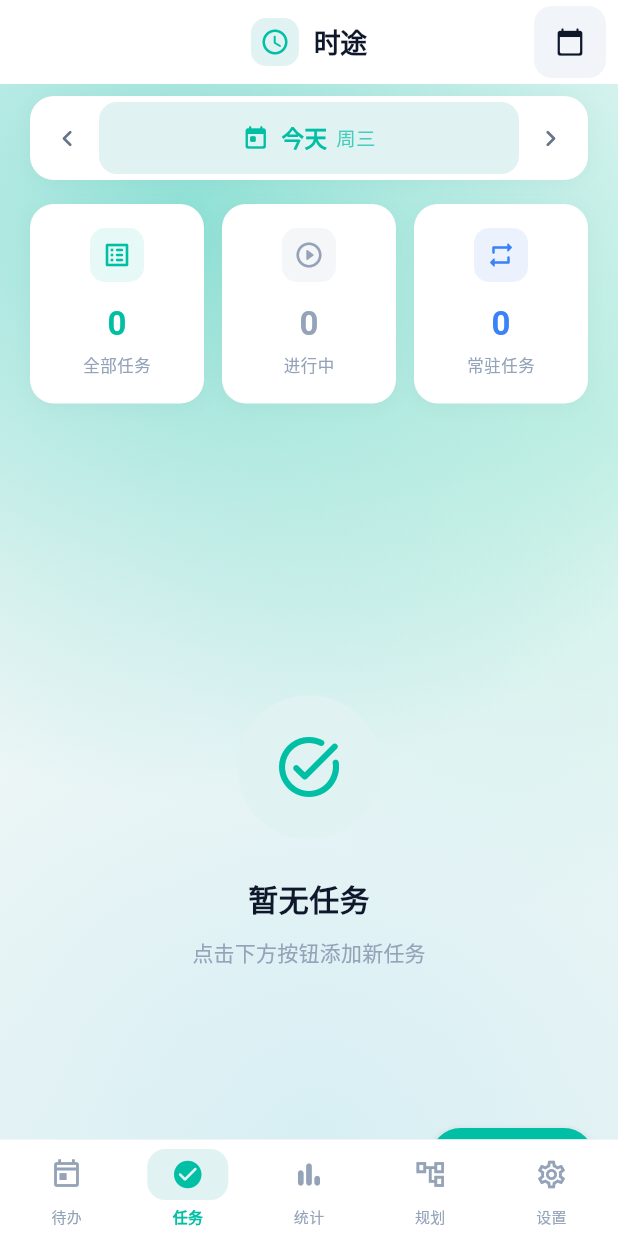
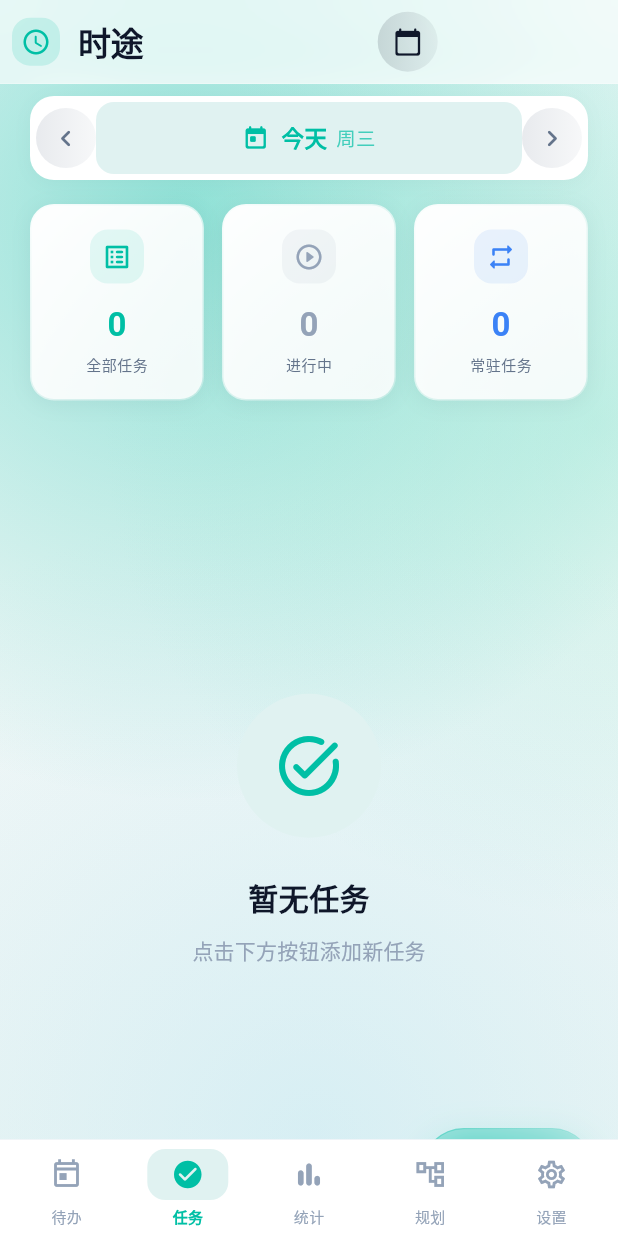
Before and after one commit to yanxu5656/TimeWayPro, a Flutter app: the screen it shows after launch, item 2 of the bottom bar chosen, on a phone screen of 412 x 824 dp. Run offline on Flutter 3.47's test engine with Material 3 defaults, Android fonts, the phone set to English and light mode, and no system bars; our stand-ins replace file_picker, fl_chart, flutter_local_notifications, shared_preferences; missing offline and left inert: webdav_client.

Commit message:
feat(ui): Phase 4.4 迁移任务页与任务卡片
task_card（15 处重复卡片里最复杂的一处，GlassCard 全部参数在此验证）：
- 外层 AnimatedContainer → GlassCard(radius: xl, animate: true,
  edgeWidth: isRunning?2:1, tint: isRunning?success:null)，
  删掉手写的 border/boxShadow 双分支与 Material/InkWell/Padding 三层包裹
- 包 RepaintBoundary：TaskProvider 每秒 tick 会重建整个列表
- 开始/停止圆钮 → GlassIconButton；完成圆钮 → 包 PressableScale
- 计时条的 LinearGradient → AppGradients.softFill（原 3 处同构渐变的其中一处）
- 长按菜单 → showGlassSheet，删掉手写底板与把手

task_screen：
- Scaffold+AppBar → GlassScaffold（保留 Text('时途') 不变量，现有测试依赖它）
- 日历按钮与日期箭头 → GlassIconButton
- 3 张统计小卡 → GlassCard，值改为 int + CountUpText 做数字滚动
- FAB → GlassFab
- 列表加 StaggerScope 错峰入场
- 清掉 3 处 SnackBar 的 behavior/margin、6 处 shape、3 处 dialog shape
  （改由 snackBarTheme / dialogTheme 提供）

守门：flutter analyze 0 error 0 warning；flutter test 70 passed。

```diff
--- a/lib/features/task/presentation/screens/task_screen.dart
+++ b/lib/features/task/presentation/screens/task_screen.dart
@@ -1,7 +1,7 @@
 import 'package:flutter/material.dart';
 import 'package:provider/provider.dart';
 import 'package:intl/intl.dart';
-import '../../../../core/theme/app_theme.dart';
+import '../../../../core/ui/glass.dart';
 import '../../data/models/task.dart';
 import '../../providers/task_provider.dart';
 import '../widgets/task_card.dart';
@@ -46,46 +46,19 @@ class _TaskScreenState extends State<TaskScreen> {
 
   @override
   Widget build(BuildContext context) {
-    return Scaffold(
-      // 透明：让 MainScreen 的极光层透出来
-      backgroundColor: Colors.transparent,
-      appBar: AppBar(
-        title: Row(
-          mainAxisSize: MainAxisSize.min,
-          children: [
-            Container(
-              padding: const EdgeInsets.all(6),
-              decoration: BoxDecoration(
-                color: AppColors.primarySubtle,
-                borderRadius: BorderRadius.circular(10),
-              ),
-              child: const Icon(
-                Icons.access_time_rounded,
-                color: AppColors.primary,
-                size: 20,
-              ),
-            ),
-            const SizedBox(width: 10),
-            const Text('时途'),
-          ],
-        ),
+    return GlassScaffold(
+      title: '时途',
+      titleIcon: Icons.access_time_rounded,
       actions: [
-          Container(
-            margin: const EdgeInsets.only(right: 8),
-            decoration: BoxDecoration(
-              color: AppColors.surfaceVariant,
-              borderRadius: BorderRadius.circular(12),
-            ),
-            child: IconButton(
-              icon: const Icon(Icons.calendar_today_rounded, size: 20),
-              onPressed: _selectDate,
-              style: IconButton.styleFrom(
-                padding: const EdgeInsets.all(10),
-              ),
-            ),
+        GlassIconButton(
+          icon: Icons.calendar_today_rounded,
+          onTap: _selectDate,
+          color: AppColors.textPrimary,
+          size: 40,
+          iconSize: 20,
+          tooltip: '选择日期',
         ),
       ],
-      ),
       body: Consumer<TaskProvider>(
         builder: (context, provider, child) {
           if (provider.isLoading) {
@@ -111,13 +84,10 @@ class _TaskScreenState extends State<TaskScreen> {
           );
         },
       ),
-      floatingActionButton: FloatingActionButton.extended(
+      floatingActionButton: GlassFab(
         heroTag: 'task_fab',
+        label: '新任务',
         onPressed: _addTask,
-        icon: const Icon(Icons.add_rounded, size: 22),
-        label: const Text('新任务'),
-        elevation: 4,
-        highlightElevation: 8,
       ),
     );
   }
@@ -151,7 +121,9 @@ class _TaskScreenState extends State<TaskScreen> {
                   icon: Icons.chevron_left_rounded,
                   onTap: () {
                     setState(() {
-                      _selectedDate = _selectedDate.subtract(const Duration(days: 1));
+                      _selectedDate = _selectedDate.subtract(
+                        const Duration(days: 1),
+                      );
                     });
                   },
                 ),
@@ -204,7 +176,9 @@ class _TaskScreenState extends State<TaskScreen> {
                   icon: Icons.chevron_right_rounded,
                   onTap: () {
                     setState(() {
-                      _selectedDate = _selectedDate.add(const Duration(days: 1));
+                      _selectedDate = _selectedDate.add(
+                        const Duration(days: 1),
+                      );
                     });
                   },
                 ),
@@ -218,21 +192,21 @@ class _TaskScreenState extends State<TaskScreen> {
             children: [
               _buildStatCard(
                 '全部任务',
-                '$totalTasks',
+                totalTasks,
                 Icons.list_alt_rounded,
                 AppColors.primary,
               ),
               const SizedBox(width: 12),
               _buildStatCard(
                 '进行中',
-                '$runningTasks',
+                runningTasks,
                 Icons.play_circle_outline_rounded,
                 runningTasks > 0 ? AppColors.success : AppColors.textHint,
               ),
               const SizedBox(width: 12),
               _buildStatCard(
                 '常驻任务',
-                '$repeatableTasks',
+                repeatableTasks,
                 Icons.repeat_rounded,
                 AppColors.info,
               ),
@@ -247,62 +221,45 @@ class _TaskScreenState extends State<TaskScreen> {
     required IconData icon,
     required VoidCallback onTap,
   }) {
-    return GestureDetector(
+    return GlassIconButton(
+      icon: icon,
       onTap: onTap,
-      child: Container(
-        padding: const EdgeInsets.all(10),
-        child: Icon(
-          icon,
-          size: 22,
       color: AppColors.textSecondary,
-        ),
-      ),
+      size: 40,
+      iconSize: 22,
     );
   }
 
-  Widget _buildStatCard(String label, String value, IconData icon, Color color) {
+  Widget _buildStatCard(String label, int value, IconData icon, Color color) {
     return Expanded(
-      child: Container(
-        padding: const EdgeInsets.symmetric(vertical: 16, horizontal: 12),
-        decoration: BoxDecoration(
-          color: AppColors.surface,
-          borderRadius: BorderRadius.circular(16),
-          boxShadow: [
-            BoxShadow(
-              color: AppColors.shadow,
-              blurRadius: 10,
-              offset: const Offset(0, 2),
-            ),
-          ],
+      child: GlassCard(
+        padding: const EdgeInsets.symmetric(
+          vertical: AppSpacing.md,
+          horizontal: AppSpacing.sm,
         ),
         child: Column(
           children: [
             Container(
-              padding: const EdgeInsets.all(8),
+              padding: const EdgeInsets.all(AppSpacing.xs),
               decoration: BoxDecoration(
                 color: color.withValues(alpha: 0.1),
-                borderRadius: BorderRadius.circular(10),
+                borderRadius: BorderRadius.circular(AppRadius.md),
               ),
               child: Icon(icon, color: color, size: 20),
             ),
             const SizedBox(height: 10),
-            Text(
-              value,
-              style: TextStyle(
-                fontSize: 22,
-                fontWeight: FontWeight.w700,
-                color: color,
-                letterSpacing: -0.5,
-              ),
+            CountUpText(
+              value: value,
+              format: (v) => '$v',
+              duration: const Duration(milliseconds: 450),
+              style: AppText.numLg.copyWith(color: color),
             ),
             const SizedBox(height: 2),
             Text(
               label,
-              style: const TextStyle(
-                fontSize: 11,
-                color: AppColors.textHint,
+              style: AppText.labelSm.copyWith(
+                color: AppColors.textSecondary,
                 fontWeight: FontWeight.w500,
-                letterSpacing: 0.3,
               ),
             ),
           ],
@@ -341,10 +298,7 @@ class _TaskScreenState extends State<TaskScreen> {
           const SizedBox(height: 8),
           Text(
             '点击下方按钮添加新任务',
-            style: TextStyle(
-              fontSize: 14,
-              color: AppColors.textHint,
-            ),
+            style: TextStyle(fontSize: 14, color: AppColors.textHint),
           ),
         ],
       ),
@@ -358,19 +312,40 @@ class _TaskScreenState extends State<TaskScreen> {
     // 获取所有任务（包括可能在计时中的任务）
     final allTasks = provider.tasks;
 
-    return ListView(
+    // 错峰入场。StaggeredEntrance 在 maxItems(8) 之后直接返回 child，
+    // 所以 eager 的 ListView(children:) 不会产生多余的动画对象——
+    // builder 化只是滚动性能优化，与本轮动效无关。
+    var slot = 0;
+    Widget staged(Widget child) =>
+        StaggeredEntrance(index: slot++, child: child);
+
+    return StaggerScope(
+      // 任务页是 MainScreen 里的第 1 个 Tab
+      slotIndex: 1,
+      child: ListView(
         padding: const EdgeInsets.fromLTRB(
-          AppSpacing.screenH, 0, AppSpacing.screenH, AppSpacing.navInset),
+          AppSpacing.screenH,
+          0,
+          AppSpacing.screenH,
+          AppSpacing.navInset,
+        ),
         children: [
           // 进行中的任务
           if (provider.activeTimers.isNotEmpty) ...[
-          _buildSectionTitle('进行中', provider.activeTimers.length, AppColors.success),
+            staged(
+              _buildSectionTitle(
+                '进行中',
+                provider.activeTimers.length,
+                AppColors.success,
+              ),
+            ),
             ...provider.activeTimers.keys.map((taskId) {
               // 从所有任务中查找，而不是只从活跃任务中查找
               final task = allTasks.where((t) => t.id == taskId).firstOrNull;
               if (task == null) return const SizedBox.shrink();
 
-            return TaskCard(
+              return staged(
+                TaskCard(
                   task: task,
                   isRunning: true,
                   elapsedSeconds: provider.getTaskElapsedSeconds(taskId),
@@ -380,6 +355,7 @@ class _TaskScreenState extends State<TaskScreen> {
                   onDelete: () => _deleteTask(task),
                   onStart: () => _stopTask(task),
                   onStop: () => _stopTask(task),
+                ),
               );
             }),
             const SizedBox(height: 20),
@@ -387,10 +363,17 @@ class _TaskScreenState extends State<TaskScreen> {
 
           // 常驻任务
           if (repeatableTasks.isNotEmpty) ...[
-          _buildSectionTitle('常驻任务', repeatableTasks.length, AppColors.info),
+            staged(
+              _buildSectionTitle(
+                '常驻任务',
+                repeatableTasks.length,
+                AppColors.info,
+              ),
+            ),
             ...repeatableTasks.map((task) {
               final isRunning = provider.isTaskRunning(task.id);
-            return TaskCard(
+              return staged(
+                TaskCard(
                   task: task,
                   isRunning: isRunning,
                   elapsedSeconds: provider.getTaskElapsedSeconds(task.id),
@@ -400,6 +383,7 @@ class _TaskScreenState extends State<TaskScreen> {
                   onDelete: () => _deleteTask(task),
                   onStart: () => _startTask(task),
                   onStop: () => _stopTask(task),
+                ),
               );
             }),
             const SizedBox(height: 20),
@@ -407,10 +391,17 @@ class _TaskScreenState extends State<TaskScreen> {
 
           // 待完成任务
           if (oneTimeTasks.isNotEmpty) ...[
-          _buildSectionTitle('待完成任务', oneTimeTasks.length, AppColors.warning),
+            staged(
+              _buildSectionTitle(
+                '待完成任务',
+                oneTimeTasks.length,
+                AppColors.warning,
+              ),
+            ),
             ...oneTimeTasks.map((task) {
               final isRunning = provider.isTaskRunning(task.id);
-            return TaskCard(
+              return staged(
+                TaskCard(
                   task: task,
                   isRunning: isRunning,
                   elapsedSeconds: provider.getTaskElapsedSeconds(task.id),
@@ -420,10 +411,12 @@ class _TaskScreenState extends State<TaskScreen> {
                   onDelete: () => _deleteTask(task),
                   onStart: () => _startTask(task),
                   onStop: () => _stopTask(task),
+                ),
               );
             }),
           ],
         ],
+      ),
     );
   }
 
@@ -532,15 +525,16 @@ class _TaskScreenState extends State<TaskScreen> {
       SnackBar(
         content: Row(
           children: [
-            const Icon(Icons.check_circle, color: Colors.white, size: 20),
+            const Icon(
+              Icons.check_circle,
+              color: AppColors.textOnPrimary,
+              size: 20,
+            ),
             const SizedBox(width: 10),
             Text(task.isRepeatable ? '完成次数 +1' : '任务已完成'),
           ],
         ),
         backgroundColor: AppColors.success,
-        behavior: SnackBarBehavior.floating,
-        shape: RoundedRectangleBorder(borderRadius: BorderRadius.circular(12)),
-        margin: const EdgeInsets.all(16),
       ),
     );
   }
@@ -551,7 +545,6 @@ class _TaskScreenState extends State<TaskScreen> {
       builder: (context) => AlertDialog(
         title: const Text('删除任务'),
         content: Text('确定要删除「${task.title}」吗？此操作不可撤销。'),
-        shape: RoundedRectangleBorder(borderRadius: BorderRadius.circular(20)),
         actions: [
           TextButton(
             onPressed: () => Navigator.pop(context),
@@ -584,9 +577,6 @@ class _TaskScreenState extends State<TaskScreen> {
           ],
         ),
         backgroundColor: AppColors.primary,
-        behavior: SnackBarBehavior.floating,
-        shape: RoundedRectangleBorder(borderRadius: BorderRadius.circular(12)),
-        margin: const EdgeInsets.all(16),
       ),
     );
   }
@@ -602,7 +592,6 @@ class _TaskScreenState extends State<TaskScreen> {
       builder: (context) => AlertDialog(
         title: const Text('结束计时'),
         content: Text(content),
-        shape: RoundedRectangleBorder(borderRadius: BorderRadius.circular(20)),
         actions: [
           TextButton(
             onPressed: () => Navigator.pop(context),
@@ -620,25 +609,20 @@ class _TaskScreenState extends State<TaskScreen> {
                 SnackBar(
                   content: Row(
                     children: [
-                      const Icon(Icons.check_circle, color: Colors.white, size: 20),
+                      const Icon(
+                        Icons.check_circle,
+                        color: AppColors.textOnPrimary,
+                        size: 20,
+                      ),
                       const SizedBox(width: 10),
                       Text(isCountUp ? '时间已记录' : '任务已完成'),
                     ],
                   ),
                   backgroundColor: AppColors.success,
-                  behavior: SnackBarBehavior.floating,
-                  shape: RoundedRectangleBorder(
-                      borderRadius: BorderRadius.circular(12)),
-                  margin: const EdgeInsets.all(16),
                 ),
               );
             },
-            style: ElevatedButton.styleFrom(
-              backgroundColor: AppColors.primary,
-              shape: RoundedRectangleBorder(
-                borderRadius: BorderRadius.circular(12),
-              ),
-            ),
+            style: ElevatedButton.styleFrom(backgroundColor: AppColors.primary),
             child: const Text('结束计时'),
           ),
         ],
```
Also changed, not shown: lib/features/task/presentation/widgets/task_card.dart (+64 -123 lines). Lines whose indentation alone changed are shown as unchanged.
